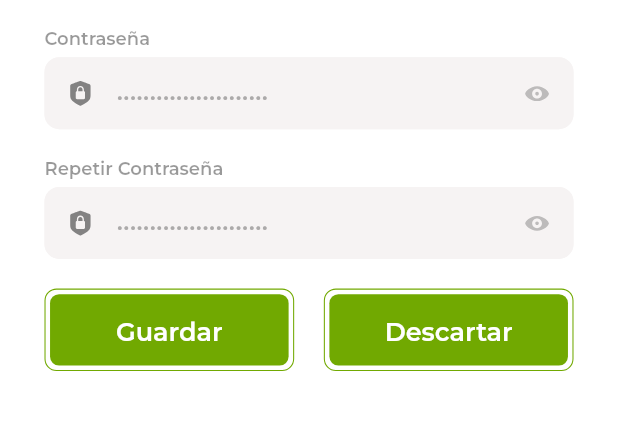
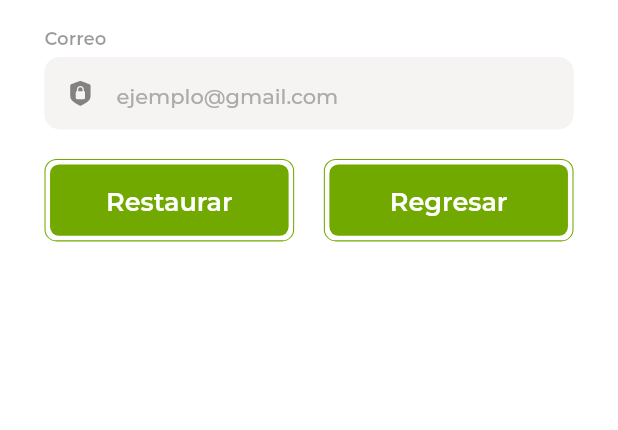
Before and after one commit to lmirandam07/greenhouse_app, a Flutter app: the ForgotPassScreen screen opened directly, on a phone screen of 412 x 824 dp, the part 233-663 px from its top. Run offline on Flutter 3.47's test engine with Material 2 defaults, Android fonts, the phone set to English and light mode, and no system bars; drawn by our look-alikes of flutter_bounceable; our stand-ins replace cached_network_image, cloud_firestore, dropdown_button2, firebase_auth, firebase_core, firebase_messaging and 13 more; missing offline and left inert: dart:ffi, google_maps_place_picker_mb; accounts and stored records are empty; network calls fail; project files that could hold a hidden picture were left out.

Commit message:
Se desarrollo la opción de recuperar contraseña y de cambiar la foto de perfil del usuario

```diff
--- a/green_house/lib/screens/auth/forgot_pass/controller/forgot_pass_controller.dart
+++ b/green_house/lib/screens/auth/forgot_pass/controller/forgot_pass_controller.dart
@@ -1,12 +1,23 @@
+import 'package:firebase_auth/firebase_auth.dart';
 import 'package:flutter/material.dart';
 import 'package:get/get.dart';
 
+import '../../../../widgets/custom_snackbar.dart';
+
 class ForgotPassController extends GetxController {
+  TextEditingController emailController = TextEditingController();
 
-  TextEditingController passController = TextEditingController();
-  TextEditingController repeatPassController = TextEditingController();
-
-  RxBool passObscure = true.obs;
-  RxBool repeatPassObscure = true.obs;
-
+  Future resetPassword(String email) async {
+    try {
+      await FirebaseAuth.instance.sendPasswordResetEmail(email: email);
+      successSnackBar(
+          "Se ha enviado a su correo un enlace para restaurar la contraseña");
+      emailController.clear();
+      // Enviar correo electrónico de restablecimiento de contraseña
+    } catch (e) {
+      // Manejar errores
+      errorSnackBar(
+          "No se pudo completar la solicitud. Intenta de nuevo en un momento");
+    }
+  }
 }
--- a/green_house/lib/screens/auth/forgot_pass/forgot_pass_screen.dart
+++ b/green_house/lib/screens/auth/forgot_pass/forgot_pass_screen.dart
@@ -9,12 +9,12 @@ import 'controller/forgot_pass_controller.dart';
 class ForgotPassScreen extends StatelessWidget {
   ForgotPassScreen({Key? key}) : super(key: key);
 
-  final ForgotPassController forgotPassController = Get.put(ForgotPassController());
+  final ForgotPassController forgotPassController =
+      Get.put(ForgotPassController());
 
   @override
   Widget build(BuildContext context) {
     return Scaffold(
-
       /// body
       body: SafeArea(
         child: SizedBox(
@@ -36,43 +36,13 @@ class ForgotPassScreen extends StatelessWidget {
                   ),
                 ),
 
-                /// pass field
                 SizedBox(height: screenHeight(context) * 0.02),
-                Obx(() {
-                  return CustomTextField(
-                    controller: forgotPassController.passController,
-                    headText: 'Contraseña',
-                    hintText: '•••••••••••••••••••••••',
-                    prefixIconPath: AppIcons.lockIcon,
-                    obscureText: forgotPassController.passObscure.value,
-                    suffixIcon: IconButton(
-                      onPressed: () {
-                        forgotPassController.passObscure.value =
-                        !forgotPassController.passObscure.value;
-                      },
-                      icon: SvgPicture.asset(AppIcons.eyeIcon),
-                    ),
-                  );
-                }),
-
-                /// repeat pass field
-                SizedBox(height: screenHeight(context) * 0.02),
-                Obx(() {
-                  return CustomTextField(
-                    controller: forgotPassController.repeatPassController,
-                    headText: 'Repetir Contraseña',
-                    hintText: '•••••••••••••••••••••••',
-                    prefixIconPath: AppIcons.lockIcon,
-                    obscureText: forgotPassController.repeatPassObscure.value,
-                    suffixIcon: IconButton(
-                      onPressed: () {
-                        forgotPassController.repeatPassObscure.value =
-                        !forgotPassController.repeatPassObscure.value;
-                      },
-                      icon: SvgPicture.asset(AppIcons.eyeIcon),
-                    ),
-                  );
-                }),
+                CustomTextField(
+                  controller: forgotPassController.emailController,
+                  headText: 'Correo',
+                  hintText: 'ejemplo@gmail.com',
+                  prefixIconPath: AppIcons.lockIcon,
+                ),
 
                 /// buttons
                 SizedBox(height: screenHeight(context) * 0.024),
@@ -83,8 +53,11 @@ class ForgotPassScreen extends StatelessWidget {
                     children: [
                       Expanded(
                         child: CustomButton(
-                          onTap: () {},
-                          btnText: 'Guardar',
+                          onTap: () async {
+                            await forgotPassController.resetPassword(
+                                forgotPassController.emailController.text);
+                          },
+                          btnText: 'Restaurar',
                         ),
                       ),
                       SizedBox(width: screenHeight(context) * 0.024),
@@ -93,20 +66,17 @@ class ForgotPassScreen extends StatelessWidget {
                           onTap: () {
                             Get.back();
                           },
-                          btnText: 'Descartar',
+                          btnText: 'Regresar',
                         ),
                       ),
                     ],
                   ),
                 ),
-
-
               ],
             ),
           ),
         ),
       ),
-
     );
   }
 }
--- a/green_house/pubspec.yaml
+++ b/green_house/pubspec.yaml
@@ -49,6 +49,9 @@ dependencies:
   modal_bottom_sheet: ^2.1.2
   fl_chart: ^0.60.0
   google_sign_in: ^5.2.1
+  firebase_storage: ^11.1.0
+  cached_network_image: ^3.2.3
+  image_picker: ^0.8.7+1
 
 dev_dependencies:
   change_app_package_name: ^1.1.0
```
Also changed, not shown: green_house/lib/screens/profile/components/profileImageSelector.dart (added, +101 -0 lines), green_house/lib/screens/profile/controller/profile_controller.dart (+18 -4 lines), green_house/lib/screens/profile/edit_profile_screen.dart (+18 -13 lines), green_house/lib/screens/profile/user_profile_screen.dart (+13 -5 lines).
